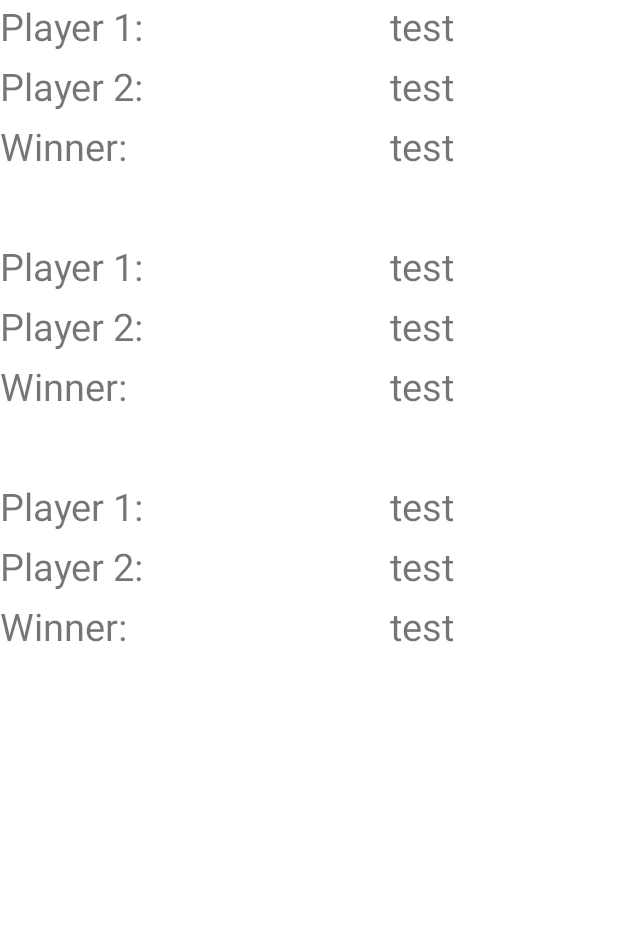
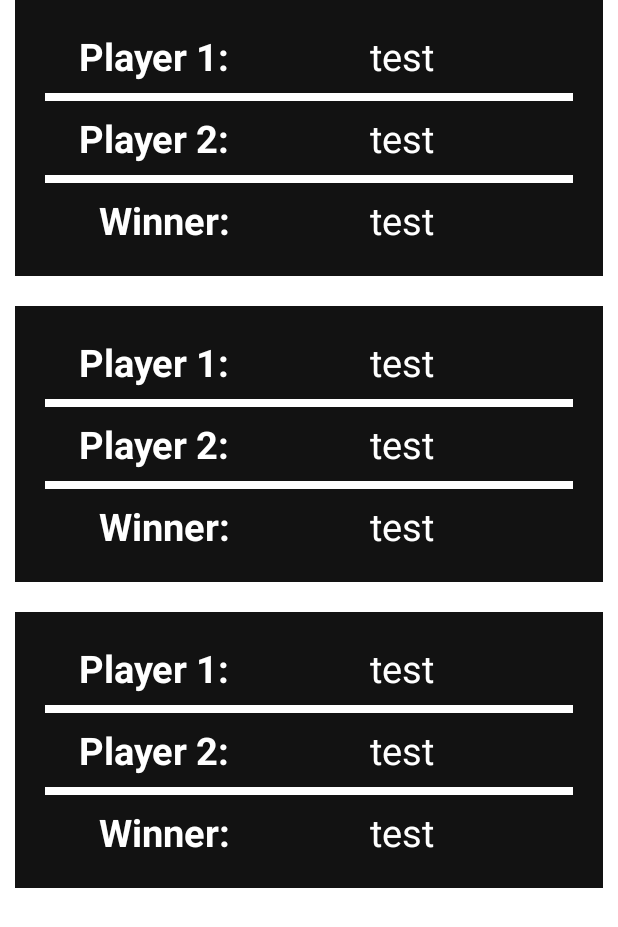
Before and after one commit to ihusnjak/AtosPraksa-FinalProject, an Android app: the layout activity_match_history.xml on its own in the app's theme, with its tools: preview values and no code run, on a phone screen of 412 x 824 dp. Shown: the top 927 px of the screen. Run offline under Robolectric (Android 15) with nearby library versions, the phone set to English and light mode, and no system bars.

Commit message:
updated style and layout

```diff
--- a/TicTacToeCpp/app/src/main/java/hr/atos/praksa/tictactoecpp/adapters/MatchesViewHolder.java
+++ b/TicTacToeCpp/app/src/main/java/hr/atos/praksa/tictactoecpp/adapters/MatchesViewHolder.java
@@ -16,7 +16,7 @@ public class MatchesViewHolder extends RecyclerView.ViewHolder implements View.O
     public MatchesViewHolder(@NonNull View itemView, OnMatchClickListener listener) {
         super(itemView);
         tvPlayer1 = itemView.findViewById(R.id.tv_player1Name);
-        tvPlayer2 = itemView.findViewById(R.id.tv_labelPlayer2);
+        tvPlayer2 = itemView.findViewById(R.id.tv_player2Name);
         tvWinner = itemView.findViewById(R.id.tv_Winner);
         this.listener = listener;
 
--- a/TicTacToeCpp/app/src/main/res/layout/activity_main.xml
+++ b/TicTacToeCpp/app/src/main/res/layout/activity_main.xml
@@ -4,7 +4,8 @@
     xmlns:tools="http://schemas.android.com/tools"
     android:layout_width="match_parent"
     android:layout_height="match_parent"
-    tools:context=".MainActivity">
+    tools:context=".MainActivity"
+    android:background="@color/main_background">
 
     <Button
         android:id="@+id/b_humanVsHuman"
@@ -13,9 +14,12 @@
         app:layout_constraintTop_toTopOf="parent"
         app:layout_constraintLeft_toLeftOf="parent"
         app:layout_constraintRight_toRightOf="parent"
-        android:layout_marginTop="@dimen/margin_menu_medium"
+        android:layout_marginTop="@dimen/margin_small"
         android:text="@string/label_humanVsHuman"
-        android:textSize="25sp" />
+        android:textSize="25sp"
+        android:backgroundTint="@color/btn_background"
+        android:textColor="@color/btn_foreground"
+        android:textStyle="bold"/>
 
     <Button
         android:id="@+id/b_humanVsAi"
@@ -24,9 +28,12 @@
         app:layout_constraintTop_toBottomOf="@id/b_humanVsHuman"
         app:layout_constraintLeft_toLeftOf="parent"
         app:layout_constraintRight_toRightOf="parent"
-        android:layout_marginTop="@dimen/margin_menu_medium"
+        android:layout_marginTop="@dimen/margin_small"
         android:text="@string/label_humanVsAi"
-        android:textSize="25sp" />
+        android:textSize="25sp"
+        android:backgroundTint="@color/btn_background"
+        android:textColor="@color/btn_foreground"
+        android:textStyle="bold"/>
 
     <Button
         android:id="@+id/b_aiVsAi"
@@ -35,9 +42,12 @@
         app:layout_constraintTop_toBottomOf="@id/b_humanVsAi"
         app:layout_constraintLeft_toLeftOf="parent"
         app:layout_constraintRight_toRightOf="parent"
-        android:layout_marginTop="@dimen/margin_menu_medium"
+        android:layout_marginTop="@dimen/margin_small"
         android:text="@string/label_aiVsAi"
-        android:textSize="25sp" />
+        android:textSize="25sp"
+        android:backgroundTint="@color/btn_background"
+        android:textColor="@color/btn_foreground"
+        android:textStyle="bold"/>
 
     <Button
         android:id="@+id/b_matchHistory"
@@ -46,8 +56,11 @@
         app:layout_constraintBottom_toBottomOf="parent"
         app:layout_constraintLeft_toLeftOf="parent"
         app:layout_constraintRight_toRightOf="parent"
-        android:layout_marginBottom="@dimen/margin_menu_medium"
+        android:layout_marginBottom="@dimen/margin_small"
         android:text="@string/label_matchHistory"
-        android:textSize="25sp" />
+        android:textSize="25sp"
+        android:backgroundTint="@color/btn_background"
+        android:textColor="@color/btn_foreground"
+        android:textStyle="bold"/>
 
 </androidx.constraintlayout.widget.ConstraintLayout>
--- a/TicTacToeCpp/app/src/main/res/layout/activity_match_details.xml
+++ b/TicTacToeCpp/app/src/main/res/layout/activity_match_details.xml
@@ -49,8 +49,8 @@
         android:id="@+id/cl_game_field"
         android:layout_width="match_parent"
         android:layout_height="wrap_content"
-        android:layout_marginLeft="@dimen/margin_small"
-        android:layout_marginRight="@dimen/margin_small"
+        android:layout_marginLeft="@dimen/margin_extra_small"
+        android:layout_marginRight="@dimen/margin_extra_small"
         android:background="@color/background_board"
         app:layout_constraintBottom_toBottomOf="@id/guide_bot_edge"
         app:layout_constraintLeft_toLeftOf="parent"
--- a/TicTacToeCpp/app/src/main/res/layout/activity_match_history.xml
+++ b/TicTacToeCpp/app/src/main/res/layout/activity_match_history.xml
@@ -4,7 +4,8 @@
     xmlns:tools="http://schemas.android.com/tools"
     android:layout_width="match_parent"
     android:layout_height="match_parent"
-    tools:context=".MatchHistoryActivity">
+    tools:context=".MatchHistoryActivity"
+    android:background="@color/secondary_background">
 
     <androidx.recyclerview.widget.RecyclerView
         android:id="@+id/rv_matchHistory"
--- a/TicTacToeCpp/app/src/main/res/layout/match_history_item.xml
+++ b/TicTacToeCpp/app/src/main/res/layout/match_history_item.xml
@@ -3,63 +3,114 @@
     android:layout_width="match_parent"
     android:layout_height="wrap_content"
     xmlns:app="http://schemas.android.com/apk/res-auto"
-    android:layout_marginBottom="@dimen/margin_menu_medium">
+    android:layout_marginBottom="@dimen/margin_small"
+    android:layout_marginLeft="@dimen/margin_extra_small"
+    android:layout_marginRight="@dimen/margin_extra_small"
+    android:background="@color/background_match_item"
+    android:paddingLeft="@dimen/padding_small"
+    android:paddingRight="@dimen/padding_small"
+    android:paddingTop="@dimen/padding_extra_small"
+    android:paddingBottom="@dimen/padding_extra_small">
+
+    <androidx.constraintlayout.widget.Guideline
+        android:id="@+id/guide_split"
+        android:layout_width="wrap_content"
+        android:layout_height="wrap_content"
+        android:orientation="vertical"
+        app:layout_constraintGuide_percent="0.35" />
+
+    <View
+        android:id="@+id/horizontal_separator_1"
+        android:layout_width="match_parent"
+        android:layout_height="@dimen/separator_line_height"
+        app:layout_constraintTop_toBottomOf="@id/tv_labelPlayer1"
+        app:layout_constraintBottom_toTopOf="@id/tv_labelPlayer2"
+        android:background="@color/separator_line"/>
+
+    <View
+        android:id="@+id/horizontal_separator_2"
+        android:layout_width="match_parent"
+        android:layout_height="@dimen/separator_line_height"
+        app:layout_constraintTop_toBottomOf="@id/tv_labelPlayer2"
+        app:layout_constraintBottom_toTopOf="@id/tv_labelWinner"
+        android:background="@color/separator_line"/>
 
     <TextView
         android:id="@+id/tv_labelPlayer1"
-        android:layout_width="150dp"
-        android:layout_height="40dp"
+        android:layout_width="wrap_content"
+        android:layout_height="wrap_content"
         app:layout_constraintTop_toTopOf="parent"
-        app:layout_constraintLeft_toLeftOf="parent"
+        app:layout_constraintRight_toRightOf="@id/guide_split"
         android:text="Player 1:"
-        android:textSize="25sp"/>
+        android:textSize="25sp"
+        android:textColor="@color/label"
+        android:paddingBottom="@dimen/padding_extra_small"
+        android:paddingTop="@dimen/padding_extra_small"
+        android:textStyle="bold"/>
 
     <TextView
         android:id="@+id/tv_labelPlayer2"
-        android:layout_width="150dp"
-        android:layout_height="40dp"
+        android:layout_width="wrap_content"
+        android:layout_height="wrap_content"
         app:layout_constraintTop_toBottomOf="@+id/tv_labelPlayer1"
-        app:layout_constraintLeft_toLeftOf="parent"
+        app:layout_constraintRight_toRightOf="@id/guide_split"
         android:text="Player 2:"
-        android:textSize="25sp"/>
+        android:textSize="25sp"
+        android:textColor="@color/label"
+        android:paddingBottom="@dimen/padding_extra_small"
+        android:paddingTop="@dimen/padding_extra_small"
+        android:textStyle="bold"/>
 
     <TextView
         android:id="@+id/tv_labelWinner"
-        android:layout_width="150dp"
-        android:layout_height="40dp"
+        android:layout_width="wrap_content"
+        android:layout_height="wrap_content"
         app:layout_constraintTop_toBottomOf="@+id/tv_labelPlayer2"
-        app:layout_constraintLeft_toLeftOf="parent"
+        app:layout_constraintRight_toRightOf="@id/guide_split"
         android:text="Winner:"
-        android:textSize="25sp"/>
+        android:textSize="25sp"
+        android:textColor="@color/label"
+        android:paddingBottom="@dimen/padding_extra_small"
+        android:paddingTop="@dimen/padding_extra_small"
+        android:textStyle="bold"/>
 
     <TextView
         android:id="@+id/tv_player1Name"
         android:layout_width="wrap_content"
-        android:layout_height="40dp"
+        android:layout_height="wrap_content"
         app:layout_constraintTop_toTopOf="parent"
-        app:layout_constraintLeft_toRightOf="@id/tv_labelPlayer1"
+        app:layout_constraintLeft_toRightOf="@id/guide_split"
         app:layout_constraintRight_toRightOf="parent"
         android:text="test"
-        android:textSize="25sp"/>
+        android:textSize="25sp"
+        android:textColor="@color/label"
+        android:paddingBottom="@dimen/padding_extra_small"
+        android:paddingTop="@dimen/padding_extra_small"/>
 
     <TextView
         android:id="@+id/tv_player2Name"
         android:layout_width="wrap_content"
-        android:layout_height="40dp"
+        android:layout_height="wrap_content"
         app:layout_constraintTop_toBottomOf="@+id/tv_player1Name"
-        app:layout_constraintLeft_toRightOf="@id/tv_labelPlayer2"
+        app:layout_constraintLeft_toRightOf="@id/guide_split"
         app:layout_constraintRight_toRightOf="parent"
         android:text="test"
-        android:textSize="25sp"/>
+        android:textSize="25sp"
+        android:textColor="@color/label"
+        android:paddingBottom="@dimen/padding_extra_small"
+        android:paddingTop="@dimen/padding_extra_small"/>
 
     <TextView
         android:id="@+id/tv_Winner"
         android:layout_width="wrap_content"
-        android:layout_height="40dp"
+        android:layout_height="wrap_content"
         app:layout_constraintTop_toBottomOf="@+id/tv_player2Name"
-        app:layout_constraintLeft_toRightOf="@id/tv_labelWinner"
+        app:layout_constraintLeft_toRightOf="@id/guide_split"
         app:layout_constraintRight_toRightOf="parent"
         android:text="test"
-        android:textSize="25sp"/>
+        android:textSize="25sp"
+        android:textColor="@color/label"
+        android:paddingBottom="@dimen/padding_extra_small"
+        android:paddingTop="@dimen/padding_extra_small"/>
 
 </androidx.constraintlayout.widget.ConstraintLayout>
--- a/TicTacToeCpp/app/src/main/res/values/colors.xml
+++ b/TicTacToeCpp/app/src/main/res/values/colors.xml
@@ -13,4 +13,8 @@
     <color name="label">#FFFFFF</color>
     <color name="btn_background">#FFFFFF</color>
     <color name="btn_foreground">#000000</color>
+    <color name="background_match_item">#121212</color>
+    <color name="separator_line">#FFFFFF</color>
+    <color name="secondary_background">#FFFFFF</color>
+    <color name="main_background">#121212</color>
 </resources>
--- a/TicTacToeCpp/app/src/main/res/values/dimens.xml
+++ b/TicTacToeCpp/app/src/main/res/values/dimens.xml
@@ -2,9 +2,12 @@
 <resources>
     <dimen name="width_menu_button">300dp</dimen>
     <dimen name="height_menu_button">100dp</dimen>
-    <dimen name="margin_menu_medium">40dp</dimen>
+    <dimen name="margin_small">20dp</dimen>
     <dimen name="match_history_field_text_size">70sp</dimen>
-    <dimen name="margin_small">20dp</dimen>
+    <dimen name="margin_extra_small">10dp</dimen>
     <dimen name="match_history_label_text_size">40sp</dimen>
     <dimen name="match_history_nav_btn_height">100dp</dimen>
+    <dimen name="padding_small">20dp</dimen>
+    <dimen name="padding_extra_small">10dp</dimen>
+    <dimen name="separator_line_height">5dp</dimen>
 </resources>
```
